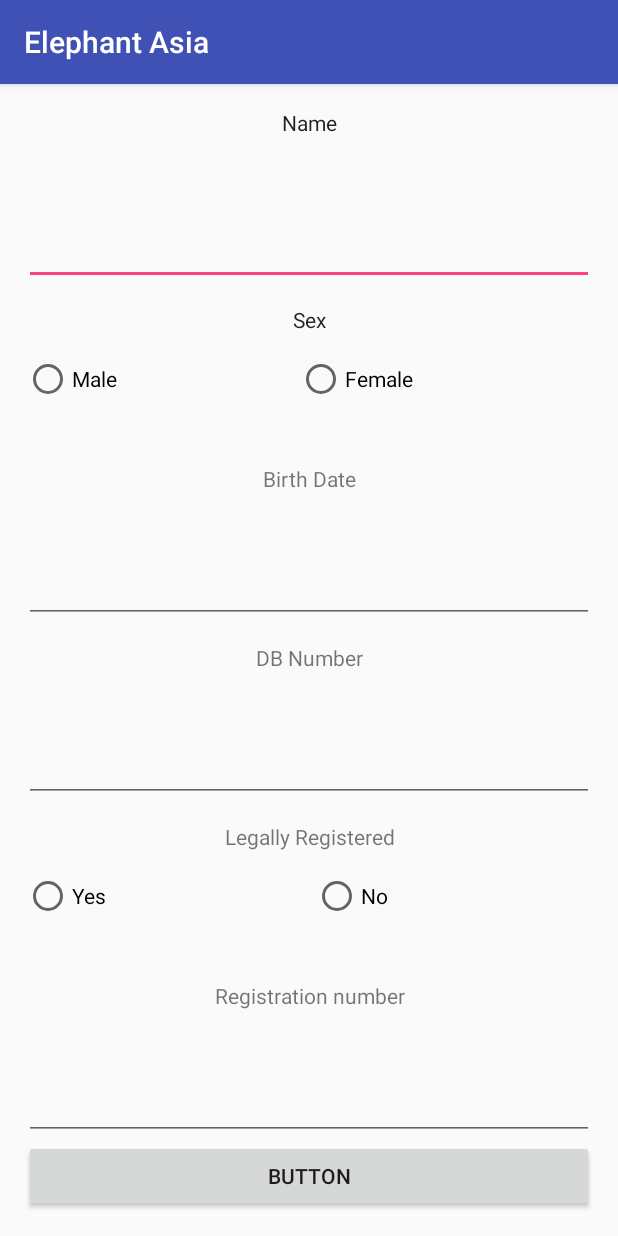
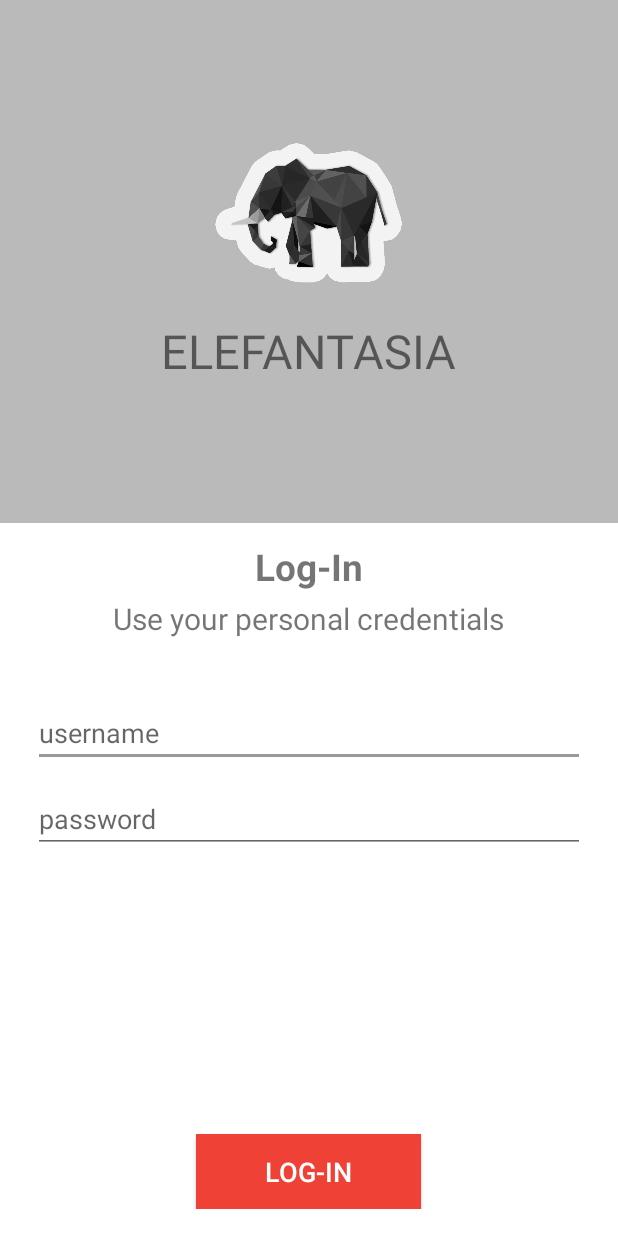
Before and after one commit to ElephantAsia/Elephant-Asia-mobile, an Android app: the screen it shows after launch (MainActivity before the commit, LoginActivity after it), on a phone screen of 412 x 824 dp. Run offline under Robolectric (Android 15) with nearby library versions, the phone set to English and light mode, and no system bars.

Commit message:
splashscreen + login

```diff
--- a/app/src/main/AndroidManifest.xml
+++ b/app/src/main/AndroidManifest.xml
@@ -4,16 +4,16 @@
     package="fr.elefantasia.elefantasia">
 
     <application
+        android:name=".utils.BaseApplication"
         android:allowBackup="true"
-        android:name=".utils.BaseApplication"
         android:icon="@drawable/logo"
         android:label="@string/app_name"
         android:theme="@style/AppTheme">
 
         <activity
             android:name=".activities.SplashScreenActivity"
-            android:windowSoftInputMode="stateHidden"
-            android:theme="@style/SplashTheme">
+            android:theme="@style/SplashTheme"
+            android:windowSoftInputMode="stateHidden">
 
             <intent-filter>
                 <action android:name="android.intent.action.MAIN" />
@@ -22,7 +22,13 @@
 
         </activity>
 
-        <activity android:name=".activities.MainActivity"/>
+        <activity
+            android:name=".activities.MainActivity"
+            android:windowSoftInputMode="stateHidden"/>
+
+        <activity
+            android:name=".activities.LoginActivity"
+            android:windowSoftInputMode="stateHidden"/>
 
     </application>
 
--- /dev/null
+++ b/app/src/main/java/fr/elefantasia/elefantasia/activities/LoginActivity.java
@@ -0,0 +1,24 @@
+package fr.elefantasia.elefantasia.activities;
+
+import android.os.Bundle;
+import android.support.design.widget.FloatingActionButton;
+import android.support.design.widget.Snackbar;
+import android.support.v7.app.AppCompatActivity;
+import android.support.v7.widget.Toolbar;
+import android.view.View;
+
+import fr.elefantasia.elefantasia.R;
+
+public class LoginActivity extends AppCompatActivity {
+
+    @Override
+    protected void onCreate(Bundle savedInstanceState) {
+        super.onCreate(savedInstanceState);
+        setContentView(R.layout.login_activity);
+
+        if (getSupportActionBar() != null) {
+            getSupportActionBar().hide();
+        }
+    }
+
+}
--- a/app/src/main/java/fr/elefantasia/elefantasia/activities/MainActivity.java
+++ b/app/src/main/java/fr/elefantasia/elefantasia/activities/MainActivity.java
@@ -20,5 +20,4 @@ public class MainActivity extends AppCompatActivity {
         fragment = new MainFragment();
         getSupportFragmentManager().beginTransaction().replace(R.id.main_fragment, fragment).commit();
     }
-
 }
--- a/app/src/main/java/fr/elefantasia/elefantasia/activities/SplashScreenActivity.java
+++ b/app/src/main/java/fr/elefantasia/elefantasia/activities/SplashScreenActivity.java
@@ -1,9 +1,6 @@
 package fr.elefantasia.elefantasia.activities;
 
-import android.app.ActionBar;
 import android.content.Intent;
-import android.graphics.Color;
-import android.graphics.drawable.ColorDrawable;
 import android.os.Handler;
 import android.support.v7.app.AppCompatActivity;
 import android.os.Bundle;
@@ -23,8 +20,8 @@ public class SplashScreenActivity extends AppCompatActivity {
         new Handler().postDelayed(new Runnable() {
             @Override
             public void run() {
-                Intent mainIntent = new Intent(SplashScreenActivity.this, MainActivity.class);
-                SplashScreenActivity.this.startActivity(mainIntent);
+                Intent intent = new Intent(SplashScreenActivity.this, LoginActivity.class);
+                SplashScreenActivity.this.startActivity(intent);
                 SplashScreenActivity.this.finish();
             }
         }, SPLASH_DELAY);
--- /dev/null
+++ b/app/src/main/res/layout/login_activity.xml
@@ -0,0 +1,112 @@
+<?xml version="1.0" encoding="utf-8"?>
+<RelativeLayout xmlns:android="http://schemas.android.com/apk/res/android"
+    android:layout_width="match_parent"
+    android:layout_height="match_parent"
+    android:background="#FFFFFF"
+    android:paddingBottom="18dp">
+
+   <ImageView
+        android:id="@+id/splashscreen"
+        android:layout_width="match_parent"
+        android:layout_height="match_parent"
+        android:src="@mipmap/splash_screen_background"
+        android:scaleType="fitXY"
+        android:adjustViewBounds="false"
+        android:contentDescription="@null"/>
+
+    <View
+        android:layout_width="match_parent"
+        android:layout_height="match_parent"
+        android:background="#22000000" />
+
+    <LinearLayout
+        android:layout_width="match_parent"
+        android:layout_height="match_parent"
+        android:orientation="vertical"
+        android:weightSum="3">
+
+        <LinearLayout
+            android:orientation="vertical"
+            android:layout_width="match_parent"
+            android:layout_height="0dp"
+            android:gravity="center"
+            android:layout_weight="1.30">
+
+            <ImageView
+                android:adjustViewBounds="true"
+                android:layout_width="150dp"
+                android:layout_height="wrap_content"
+                android:src="@drawable/logo"
+                android:contentDescription="@null"/>
+
+            <TextView
+                android:layout_marginTop="24dp"
+                android:textSize="14pt"
+                android:text="@string/elefant_asia"
+                android:layout_width="wrap_content"
+                android:layout_height="wrap_content" />
+
+        </LinearLayout>
+
+        <LinearLayout
+            android:paddingTop="12dp"
+            android:paddingRight="22dp"
+            android:paddingLeft="22dp"
+            android:background="#FFFFFF"
+            android:orientation="vertical"
+            android:layout_width="match_parent"
+            android:gravity="center|top"
+            android:layout_height="0dp"
+            android:layout_weight="1.70">
+
+            <TextView
+                android:textSize="11pt"
+                android:text="@string/login"
+                android:textStyle="bold"
+                android:layout_width="wrap_content"
+                android:layout_height="wrap_content" />
+
+            <TextView
+                android:layout_marginTop="4dp"
+                android:textSize="9pt"
+                android:text="@string/credential"
+                android:layout_width="wrap_content"
+                android:layout_height="wrap_content" />
+
+            <EditText
+                android:layout_marginTop="40dp"
+                android:theme="@style/App_EditTextStyle"
+                android:id="@+id/login_id"
+                android:hint="@string/username"
+                android:inputType="text"
+                android:layout_width="match_parent"
+                android:layout_height="wrap_content" />
+
+            <EditText
+                android:id="@+id/login_pwd"
+                android:hint="@string/password"
+                android:inputType="textPassword"
+                android:layout_marginTop="12dp"
+                android:layout_width="match_parent"
+                android:layout_height="wrap_content" />
+
+        </LinearLayout>
+
+    </LinearLayout>
+
+    <Button
+        android:background="@color/colorPrimary"
+        android:textColor="#FFFFFF"
+        android:layout_alignParentBottom="true"
+        android:layout_centerHorizontal="true"
+        android:layout_marginTop="16dp"
+        android:id="@+id/login"
+        android:textSize="8pt"
+        android:text="@string/login"
+        android:textAllCaps="true"
+        android:gravity="center"
+        android:layout_width="150dp"
+        android:layout_height="50dp" />
+
+
+</RelativeLayout>
--- a/app/src/main/res/layout/main_activity.xml
+++ b/app/src/main/res/layout/main_activity.xml
@@ -2,13 +2,8 @@
 <RelativeLayout
     xmlns:android="http://schemas.android.com/apk/res/android"
     xmlns:tools="http://schemas.android.com/tools"
-    android:id="@+id/main_activity"
     android:layout_width="match_parent"
-    android:layout_height="match_parent"
-    android:paddingBottom="@dimen/activity_vertical_margin"
-    android:paddingLeft="@dimen/activity_horizontal_margin"
-    android:paddingRight="@dimen/activity_horizontal_margin"
-    android:paddingTop="@dimen/activity_vertical_margin">
+    android:layout_height="match_parent">
 
     <FrameLayout
         android:id="@+id/main_fragment"
--- a/app/src/main/res/values/colors.xml
+++ b/app/src/main/res/values/colors.xml
@@ -1,8 +1,9 @@
 <?xml version="1.0" encoding="utf-8"?>
 <resources>
-    <color name="colorPrimary">#3F51B5</color>
-    <color name="colorPrimaryDark">#303F9F</color>
-    <color name="colorAccent">#FF4081</color>
+    <color name="colorPrimary">#ef4136</color>
+    <color name="colorPrimaryDark">#ef4136</color>
+    <color name="colorAccent">#66000000</color>
 
     <color name="black_transparant">#66000000</color>
+    <color name="transparent">#00000000</color>
 </resources>
--- a/app/src/main/res/values/strings.xml
+++ b/app/src/main/res/values/strings.xml
@@ -1,4 +1,5 @@
 <resources>
+
     <string name="app_name">Elephant Asia</string>
 
     <string name="button">Button</string>
@@ -14,4 +15,11 @@
     <string name="registration_number">Registration number</string>
     <string name="name">Name</string>
     <string name="sex">Sex</string>
+
+    <string name="elefant_asia">ELEFANTASIA</string>
+    <string name="login">Log-In</string>
+    <string name="username">username</string>
+    <string name="password">password</string>
+    <string name="credential">Use your personal credentials</string>
+
 </resources>
--- a/app/src/main/res/values/styles.xml
+++ b/app/src/main/res/values/styles.xml
@@ -1,8 +1,6 @@
 <resources>
 
-    <!-- Base application theme. -->
     <style name="AppTheme" parent="Theme.AppCompat.Light.DarkActionBar">
-        <!-- Customize your theme here. -->
         <item name="colorPrimary">@color/colorPrimary</item>
         <item name="colorPrimaryDark">@color/colorPrimaryDark</item>
         <item name="colorAccent">@color/colorAccent</item>
@@ -17,6 +15,26 @@
 
     <style name="AppTheme.PopupOverlay" parent="ThemeOverlay.AppCompat.Light" />
 
-    <style name="SplashTheme" parent="Theme.AppCompat.NoActionBar" />
+    <style name="SplashTheme" parent="Theme.AppCompat.NoActionBar">
+        <item name="colorPrimary">@color/transparent</item>
+        <item name="colorPrimaryDark">@color/transparent</item>
+        <item name="colorAccent">@color/transparent</item>
+    </style>
+
+    <!--<style name="LoginTheme" parent="Theme.AppCompat.NoActionBar">
+        <item name="colorPrimary">@color/transparent</item>
+        <item name="colorPrimaryDark">@color/transparent</item>
+        <item name="colorAccent">@color/transparent</item>
+    </style>-->
+
+
+    <style name="App_Theme" parent="@android:style/Theme.Holo">
+        <item name="android:editTextStyle">@style/App_EditTextStyle</item>
+    </style>
+
+    <style name="App_EditTextStyle" parent="@android:style/Widget.EditText">
+        <item name="android:textColor">#808080</item>
+        <item name="android:layout_height">45dip</item>
+    </style>
 
 </resources>
```
